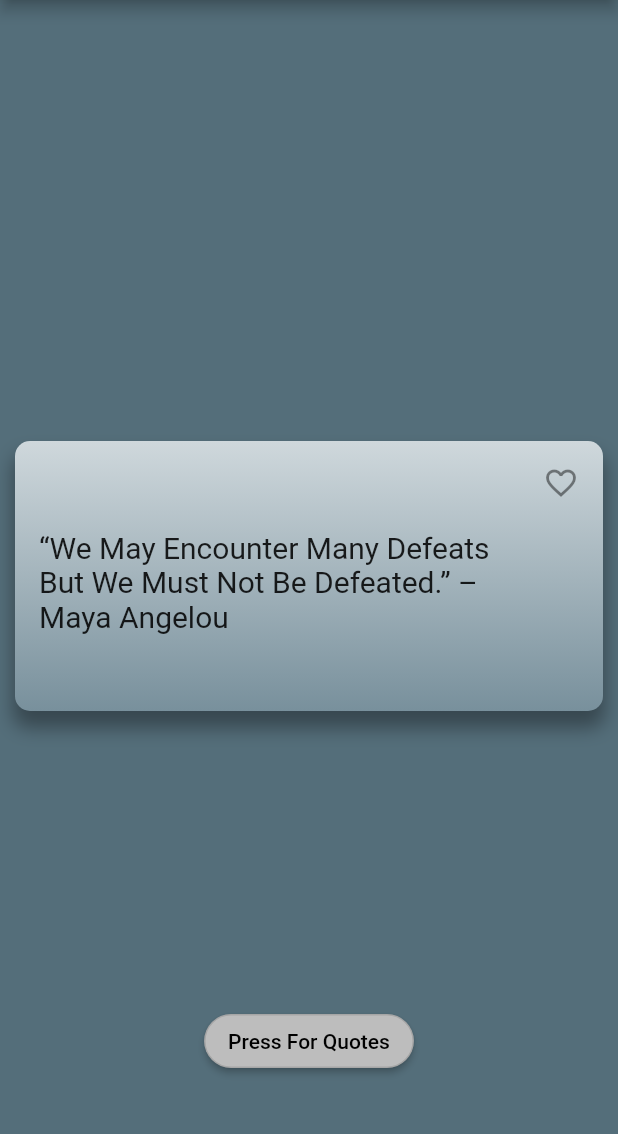
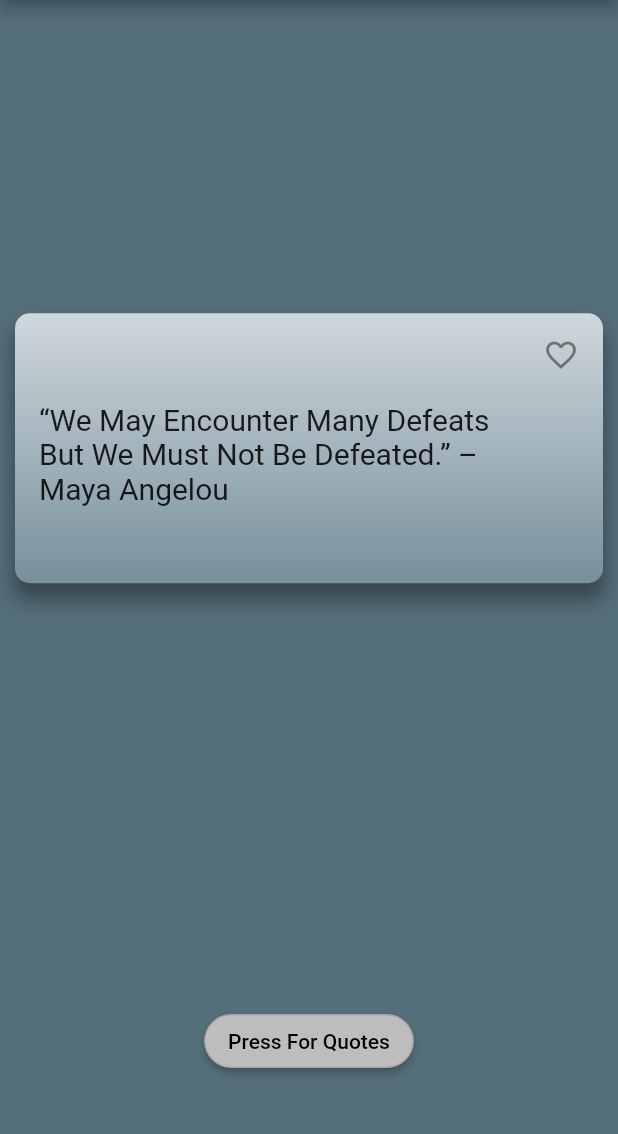
Before and after one commit to EditUndo/MotivationalApp, a Flutter app: the screen it shows after launch, on a phone screen of 412 x 824 dp, the part 84-1218 px from its top. Run offline on Flutter 3.47's test engine with Material 2 defaults, Android fonts, the phone set to English and light mode, and no system bars; our stand-ins replace sqflite; accounts and stored records are empty.

Commit message:
Bettet Alignment on home page

```diff
--- a/lib/main.dart
+++ b/lib/main.dart
@@ -69,7 +69,8 @@ class HomeState extends State<Home> {
     //add favorite button
     bool alreadySaved = _savedQuotes.contains(_quoteToWrite);
 
-    return Center(
+    return Container(
+      alignment: Alignment(0.0, -0.3),
       child: Container(
         height: 200.0,
         color: Colors.transparent,
```
